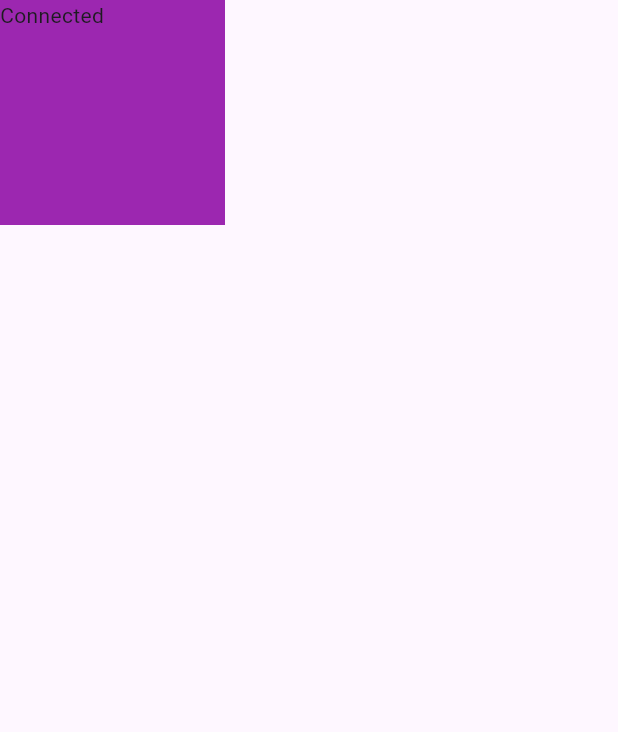
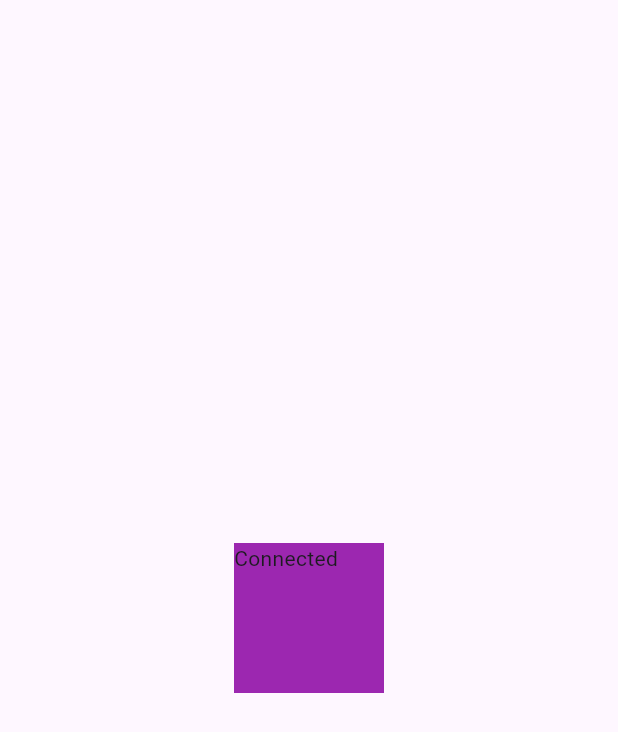
Before and after one commit to MuhammadAsif-12/bloc_management, a Flutter app: the screen it shows after launch, on a phone screen of 412 x 824 dp. Shown: the top 732 px of the screen. Run offline on Flutter 3.47's test engine with Material 3 defaults, Android fonts, the phone set to English and light mode, and no system bars; our stand-ins replace bloc, connectivity, flutter_bloc.

Commit message:
internet scenario is working fine.

```diff
--- a/lib/screens/home_screen.dart
+++ b/lib/screens/home_screen.dart
@@ -10,9 +10,10 @@ class MyHomePage extends StatelessWidget {
   Widget build(BuildContext context) {
     return Scaffold(
       body: SafeArea(
+        child: Center(
           child: Container(
-          height: 150,
-          width: 150,
+            height: 100,
+            width: 100,
             color: Colors.purple.shade500,
             child: BlocConsumer<InternetBloc, InternetState>(
               listener: (context, state) {
@@ -41,6 +42,7 @@ class MyHomePage extends StatelessWidget {
             ),
           ),
         ),
+      ),
     );
   }
 }
```
Lines whose indentation alone changed are shown as unchanged.
